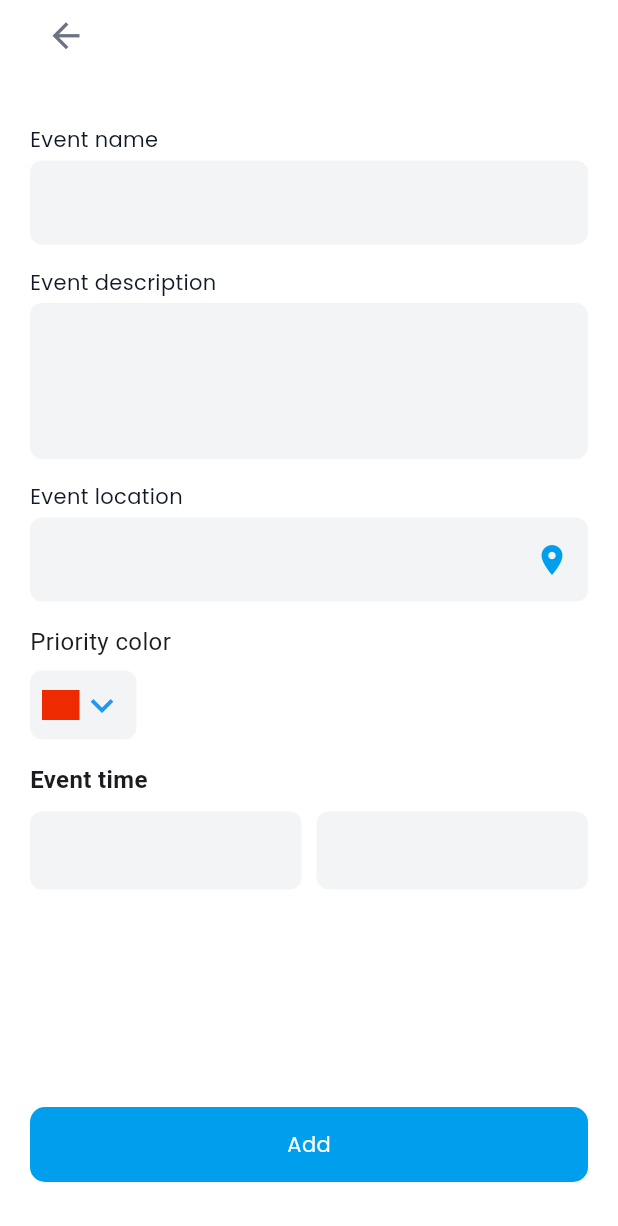
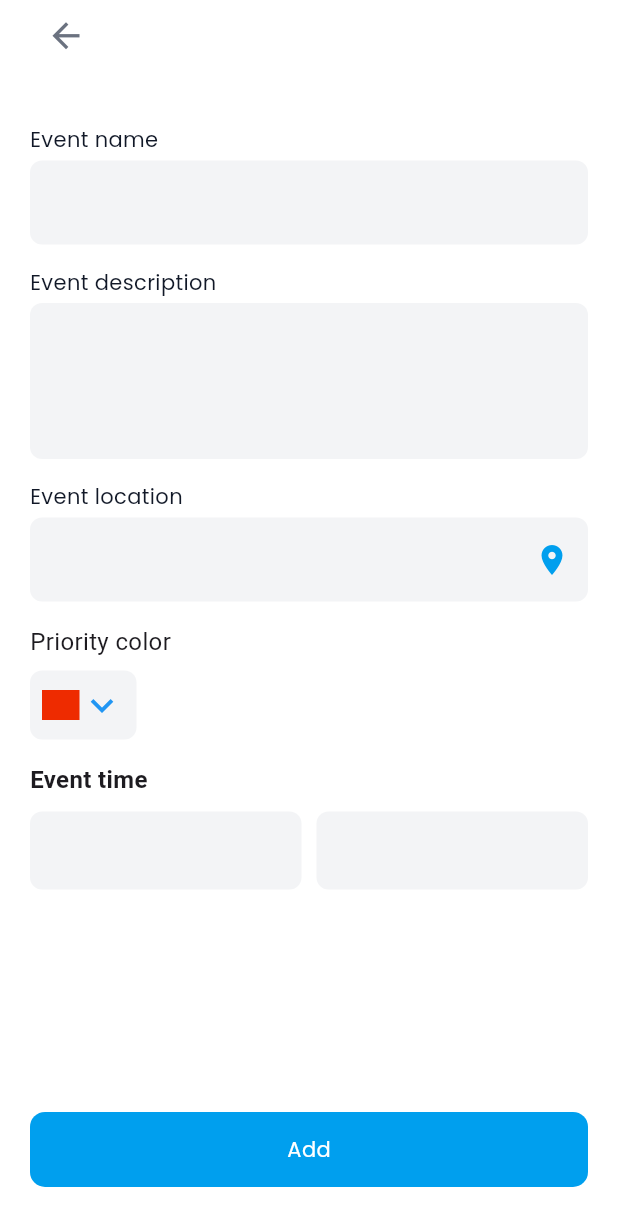
Before and after one commit to hamidovjahongir/todo-udevs, a Flutter app: the screen it shows after launch, after a tap on "+ Add Event", on a phone screen of 412 x 824 dp. Shown: the top 1226 px of the screen. Run offline on Flutter 3.47's test engine with Material 3 defaults, Android fonts, the phone set to English and light mode, and no system bars; our stand-ins replace bloc, flutter_bloc, freezed_annotation, get_it, sqflite; accounts and stored records are empty.

Commit message:
app complate

```diff
--- a/lib/features/home/presentation/bloc/todo_event.dart
+++ b/lib/features/home/presentation/bloc/todo_event.dart
@@ -3,23 +3,19 @@ part of 'todo_bloc.dart';
 @immutable
 sealed class TodoEvent {}
 
-/// Barcha todolarni olish
 final class GetTodosEvent extends TodoEvent {}
 
-/// Todo qo‘shish
 final class AddTodoEvent extends TodoEvent {
   final TodoModel todo;
   AddTodoEvent(this.todo);
 }
 
-/// Todo yangilash
 final class UpdateTodoEvent extends TodoEvent {
   final int id;
   final TodoModel todo;
   UpdateTodoEvent(this.id, this.todo);
 }
 
-/// Todo o‘chirish
 final class RemoveTodoEvent extends TodoEvent {
   final int id;
   RemoveTodoEvent(this.id);
--- a/lib/features/home/presentation/pages/add_page.dart
+++ b/lib/features/home/presentation/pages/add_page.dart
@@ -93,6 +93,7 @@ class _AddPageState extends State<AddPage> {
       body: SafeArea(
         child: Form(
           key: _globalKey,
+          child: SingleChildScrollView(
             child: Column(
               crossAxisAlignment: CrossAxisAlignment.start,
               children: [
@@ -132,7 +133,10 @@ class _AddPageState extends State<AddPage> {
                     WTextField(
                       controller: locationController,
                       fieldName: 'Event location',
-                    suffixIcon: Icon(Icons.location_on, color: AppColors.blue),
+                      suffixIcon: Icon(
+                        Icons.location_on,
+                        color: AppColors.blue,
+                      ),
                     ),
 
                     ColorPickerField(
@@ -155,19 +159,22 @@ class _AddPageState extends State<AddPage> {
                     ),
                   ],
                 ),
-            ],
-          ).paddingSymmetric(horizontal: 20),
+                SizedBox(
+                  height: MediaQuery.of(context).size.height * 0.18,
                 ),
-      ),
-      floatingActionButtonLocation: FloatingActionButtonLocation.centerFloat,
-      floatingActionButton: WButton(
+                WButton(
                   onTap: onSave,
                   height: 50,
                   text: Text(
                     'Add',
                     style: AppStyles.regular.copyWith(color: AppColors.white),
                   ),
-      ).paddingOnly(right: 20, left: 20, bottom: 20),
+                ),
+              ],
+            ).paddingSymmetric(horizontal: 20),
+          ),
+        ),
+      ),
     );
   }
 }
--- a/lib/features/home/presentation/pages/details_page.dart
+++ b/lib/features/home/presentation/pages/details_page.dart
@@ -97,7 +97,16 @@ class _DetailsPageState extends State<DetailsPage> {
                           Row(
                             spacing: 4,
                             children: [
-                              Icon(Icons.edit, color: AppColors.white),
+                              GestureDetector(
+                                onTap: () => Navigator.push(
+                                  context,
+                                  MaterialPageRoute(
+                                    builder: (context) =>
+                                        AddPage(todo: state.todos[todoIndex]),
+                                  ),
+                                ),
+                                child: Icon(Icons.edit, color: AppColors.white),
+                              ),
                               GestureDetector(
                                 onTap: () => Navigator.push(
                                   context,
--- a/lib/features/home/presentation/pages/home_page.dart
+++ b/lib/features/home/presentation/pages/home_page.dart
@@ -74,14 +74,11 @@ class _HomePageState extends State<HomePage> {
               selectedDate = day;
             });
           },
-          child: Container(
-            decoration: BoxDecoration(),
-            child: Center(
           child: Column(
             mainAxisSize: MainAxisSize.min,
             children: [
               Container(
-                    padding: EdgeInsets.all(7),
+                padding: EdgeInsets.all(5),
                 decoration: BoxDecoration(
                   color: isSelected ? Colors.blue : Colors.transparent,
                   shape: BoxShape.circle,
@@ -97,17 +94,17 @@ class _HomePageState extends State<HomePage> {
                 Row(
                   mainAxisSize: MainAxisSize.min,
                   children: [
-                        for (
-                          int j = 0;
-                          j < (db.length > 3 ? 3 : db.length);
-                          j++
-                        )
-                          Text('●', style: TextStyle(color: colors[db[j]])),
+                    for (int j = 0; j < (db.length > 3 ? 3 : db.length); j++)
+                      Padding(
+                        padding: EdgeInsets.symmetric(horizontal: 1),
+                        child: Text(
+                          '●',
+                          style: TextStyle(fontSize: 10, color: colors[db[j]]),
+                        ),
+                      ),
                   ],
                 ),
             ],
-              ),
-            ),
           ),
         ),
       );
```
Lines whose indentation alone changed are shown as unchanged.
